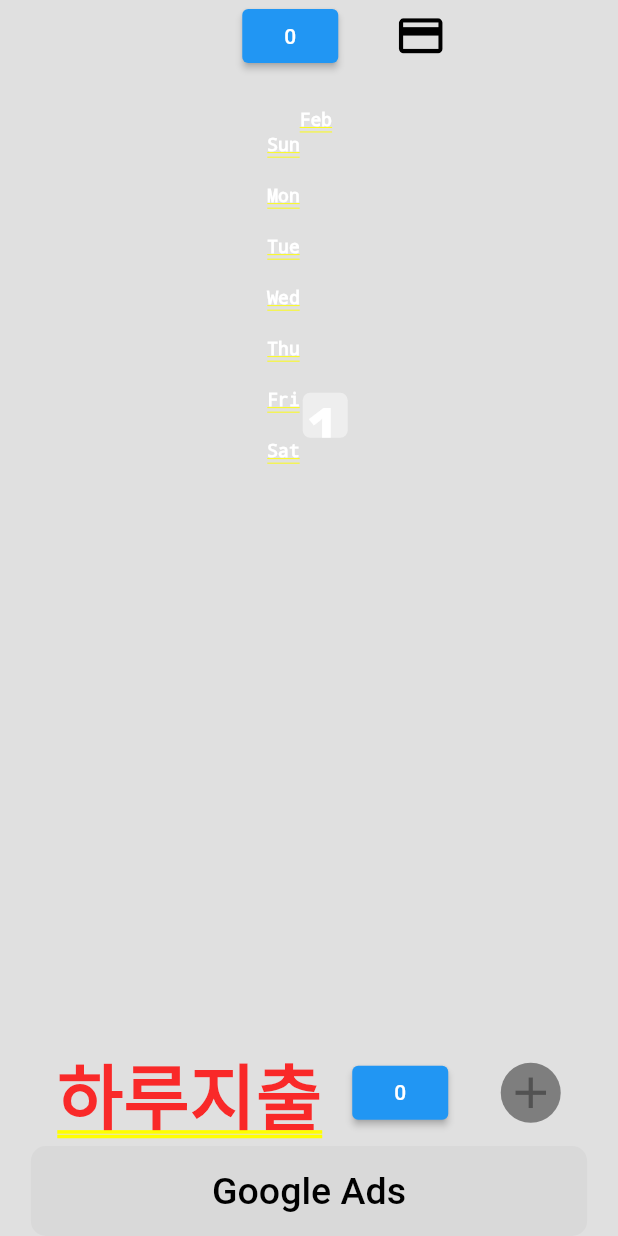
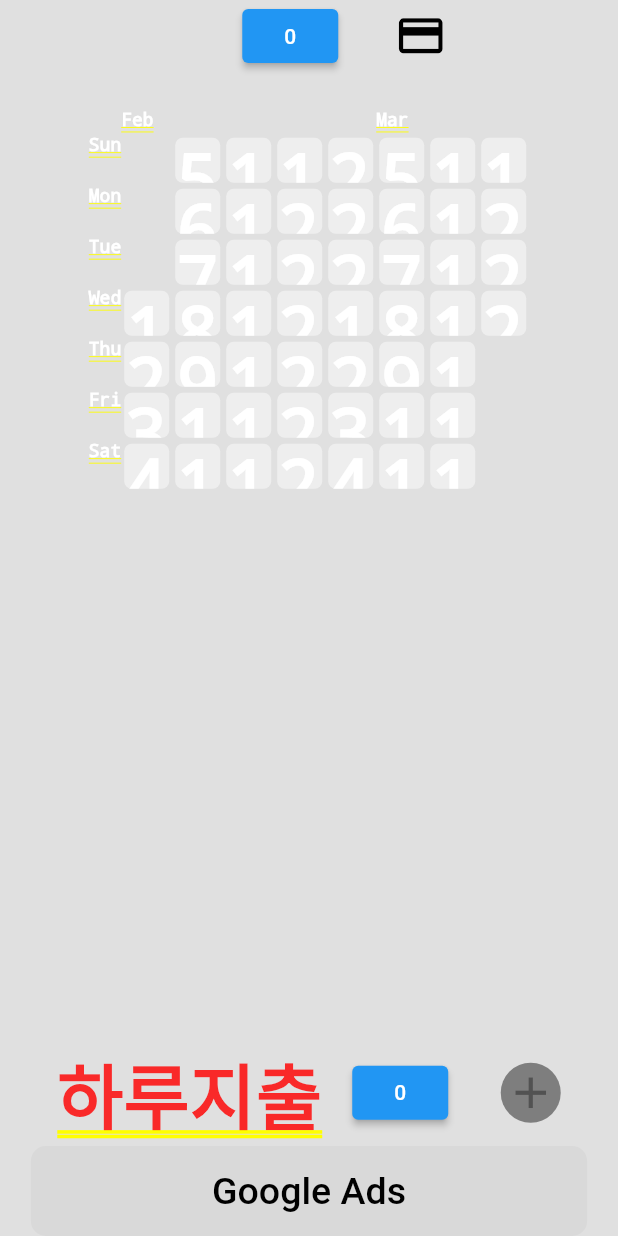
Before and after one commit to GeonwooVincentKim/flutter_custom_widgets, a Flutter app: the HomePage screen opened directly, on a phone screen of 412 x 824 dp. Run offline on Flutter 3.47's test engine with Material 2 defaults, Android fonts, the phone set to English and light mode, and no system bars; drawn by our look-alikes of flutter_heatmap_calendar; our stand-ins replace flutter_slidable, get, hive, hive_flutter; accounts and stored records are empty.

Commit message:
[Update] - Show startDate from the current month and year

```diff
--- a/lib/hive/hive_heatmap/widgets/month_summary.dart
+++ b/lib/hive/hive_heatmap/widgets/month_summary.dart
@@ -17,8 +17,9 @@ class MonthlySummary extends StatelessWidget {
     return Container(
       padding: const EdgeInsets.only(top: 25, bottom: 25),
       child: HeatMap(
-        startDate: createDateTimeObject(startDate),
-        endDate: DateTime.now().add(Duration(days: 0)),
+        startDate: DateTime(DateTime.now().year, DateTime.now().month, 1),
+        // startDate: createDateTimeObject(startDate),
+        endDate: DateTime.now().add(Duration(days: 40)),
         datasets: datasets,
         colorMode: ColorMode.color,
         defaultColor: Colors.grey[200],
```
